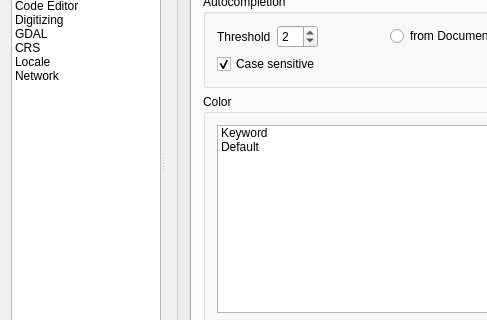
slarosa/QGIS, file src/ui/qgsoptionsbase.ui: the form before one commit; both pictures show x 0 to 487 and y 125 to 445 of the 800 by 600 pixel window.
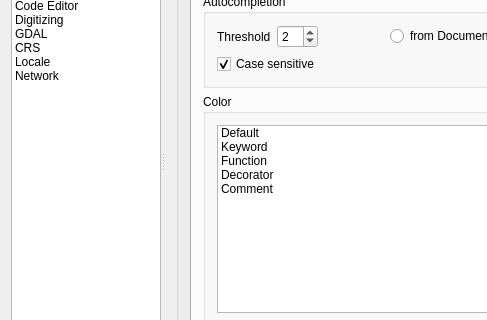
The form after the commit. The open tabs and pages were chosen to show the change. Icons and pictures are not drawn. Custom widgets are drawn as their Qt base class.

Patch:
```diff
--- a/src/ui/qgsoptionsbase.ui
+++ b/src/ui/qgsoptionsbase.ui
@@ -3592,16 +3592,31 @@
                         <layout class="QGridLayout" name="gridLayout_27">
                          <item row="0" column="0">
                           <widget class="QListWidget" name="mListWidgetCodeEditorColor">
-                           <item>
-                            <property name="text">
-                             <string>Keyword</string>
-                            </property>
-                           </item>
                            <item>
                             <property name="text">
                              <string>Default</string>
                             </property>
                            </item>
+                           <item>
+                            <property name="text">
+                             <string>Keyword</string>
+                            </property>
+                           </item>
+                           <item>
+                            <property name="text">
+                             <string>Function</string>
+                            </property>
+                           </item>
+                           <item>
+                            <property name="text">
+                             <string>Decorator</string>
+                            </property>
+                           </item>
+                           <item>
+                            <property name="text">
+                             <string>Comment</string>
+                            </property>
+                           </item>
                           </widget>
                          </item>
                          <item row="0" column="1">
```
Left out of the diff: 2 changed lines with no effect on the pictures.
